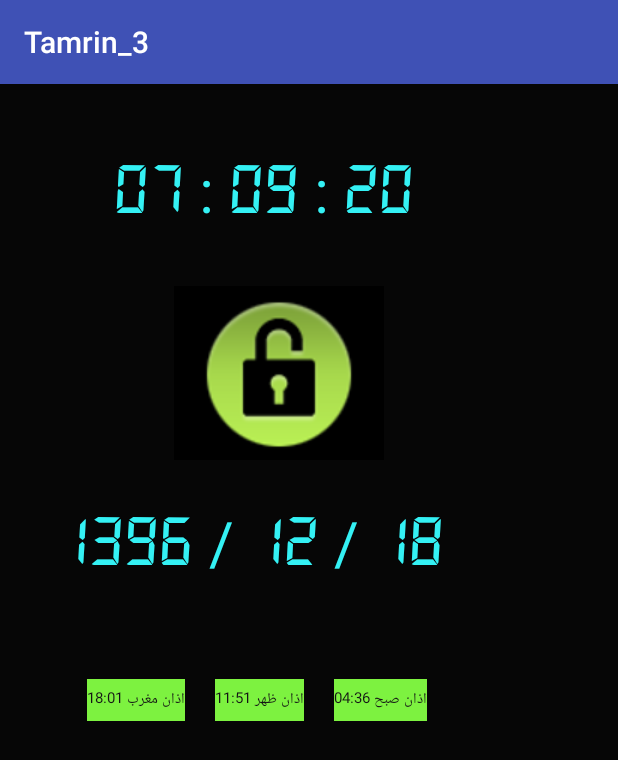
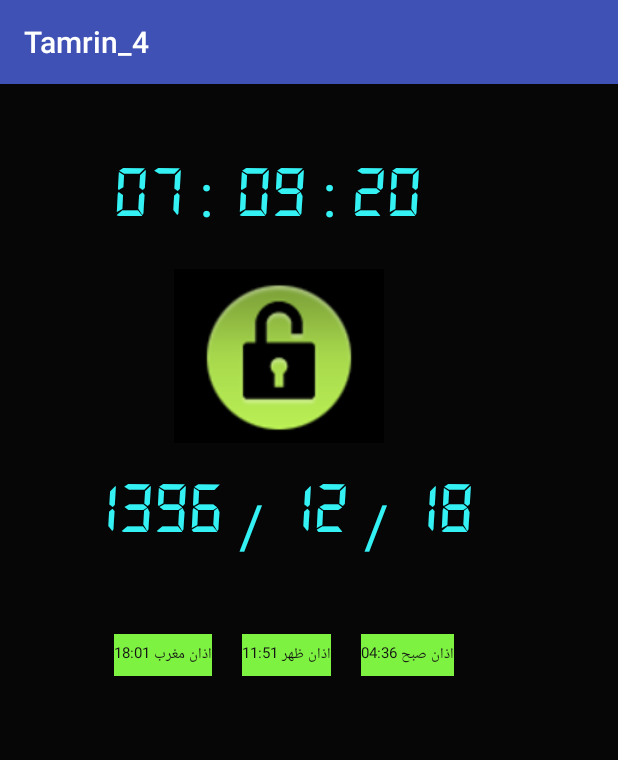
Before and after one commit to FaezeSHzd/digitalclock, an Android app: the screen it shows after launch (MainActivity), on a phone screen of 412 x 824 dp. Shown: the top 760 px of the screen. Run offline under Robolectric (Android 15) with nearby library versions, the phone set to English and light mode, and no system bars.

Commit message:
change layout from digitalclock

```diff
--- a/app/build.gradle
+++ b/app/build.gradle
@@ -5,7 +5,7 @@ android {
     buildToolsVersion "23.0.1"
 
     defaultConfig {
-        applicationId "uni8.tamrin_3"
+        applicationId "faeze_shzd.tamrin_4"
         minSdkVersion 15
         targetSdkVersion 23
         versionCode 1
--- a/app/src/main/AndroidManifest.xml
+++ b/app/src/main/AndroidManifest.xml
@@ -1,6 +1,6 @@
 <?xml version="1.0" encoding="utf-8"?>
 <manifest xmlns:android="http://schemas.android.com/apk/res/android"
-    package="uni8.tamrin_3">
+    package="faeze_shzd.tamrin_4">
 
     <application
         android:allowBackup="true"
--- a/app/src/main/res/layout/activity_main.xml
+++ b/app/src/main/res/layout/activity_main.xml
@@ -7,16 +7,11 @@
     android:paddingLeft="@dimen/activity_horizontal_margin"
     android:paddingRight="@dimen/activity_horizontal_margin"
     android:paddingTop="@dimen/activity_vertical_margin"
-    tools:context="uni8.tamrin_3.MainActivity"
+    tools:context="faeze_shzd.tamrin_4.MainActivity"
     android:background="#060606"
     >
-    <LinearLayout
-        android:layout_width="wrap_content"
-        android:layout_height="wrap_content"
-        android:id="@+id/linear0"
-        android:orientation="horizontal"
-        android:layout_marginBottom="10dp"
-        android:layout_marginLeft="60dp">
+
+
 
         <TextView
             android:layout_width="wrap_content"
@@ -24,8 +19,9 @@
             android:id="@+id/TV_1"
             android:text="07"
             android:textSize="40sp"
-            android:layout_marginTop="27dp"
-            android:textColor="#34f1f4"/>
+            android:layout_marginTop="40dp"
+            android:textColor="#34f1f4"
+            android:layout_marginLeft="60dp"/>
 
         <TextView
             android:layout_width="wrap_content"
@@ -33,8 +29,10 @@
             android:id="@+id/TV_2"
             android:text=" : "
             android:textSize="40sp"
-            android:layout_marginTop="27dp"
-            android:textColor="#34f1f4"/>
+            android:layout_marginTop="30dp"
+            android:textColor="#34f1f4"
+            android:layout_toRightOf="@id/TV_1"
+            />
 
 
         <TextView
@@ -43,8 +41,11 @@
             android:id="@+id/TV_3"
             android:text="09"
             android:textSize="40sp"
-            android:layout_marginTop="27dp"
-            android:textColor="#34f1f4"/>
+            android:layout_marginTop="40dp"
+            android:textColor="#34f1f4"
+            android:layout_marginLeft="05dp"
+            android:layout_toRightOf="@id/TV_2"
+            />
 
         <TextView
             android:layout_width="wrap_content"
@@ -52,8 +53,9 @@
             android:id="@+id/TV_4"
             android:text=" : "
             android:textSize="40sp"
-            android:layout_marginTop="27dp"
-            android:textColor="#34f1f4"/>
+            android:layout_marginTop="30dp"
+            android:textColor="#34f1f4"
+            android:layout_toRightOf="@id/TV_3"/>
 
         <TextView
             android:layout_width="wrap_content"
@@ -61,11 +63,10 @@
             android:id="@+id/TV_5"
             android:text="20"
             android:textSize="40sp"
-            android:layout_marginTop="27dp"
-            android:textColor="#34f1f4"/>
+            android:layout_marginTop="40dp"
+            android:textColor="#34f1f4"
+            android:layout_toRightOf="@id/TV_4"/>
 
-
-    </LinearLayout>
 
 
 
@@ -76,18 +77,8 @@
         android:src="@drawable/clk2"
         android:layout_marginTop="27dp"
         android:layout_marginLeft="100dp"
-            android:layout_below="@id/linear0"
+        android:layout_below="@id/TV_3"
         />
-
-    <LinearLayout
-        android:layout_width="wrap_content"
-        android:layout_height="wrap_content"
-        android:id="@+id/linear1"
-        android:orientation="horizontal"
-        android:layout_marginBottom="10dp"
-        android:layout_marginLeft="20dp"
-        android:layout_below="@id/img1"
-        >
 
 
 
@@ -99,7 +90,9 @@
             android:text="1396"
             android:textSize="40sp"
             android:layout_marginTop="27dp"
-            android:textColor="#34f1f4"/>
+            android:textColor="#34f1f4"
+            android:layout_below="@id/img1"
+            android:layout_marginLeft="40dp"/>
 
 
         <TextView
@@ -109,7 +102,9 @@
             android:text=" / "
             android:textSize="40sp"
             android:layout_marginTop="27dp"
-            android:textColor="#34f1f4"/>
+            android:textColor="#34f1f4"
+            android:layout_toRightOf="@id/TV_6"
+            android:layout_below="@id/img1"/>
 
 
         <TextView
@@ -119,7 +114,9 @@
             android:text="12"
             android:textSize="40sp"
             android:layout_marginTop="27dp"
-            android:textColor="#34f1f4"/>
+            android:textColor="#34f1f4"
+            android:layout_toRightOf="@id/TV_7"
+            android:layout_below="@id/img1"/>
 
 
         <TextView
@@ -129,7 +126,9 @@
             android:text=" / "
             android:textSize="40sp"
             android:layout_marginTop="27dp"
-            android:textColor="#34f1f4"/>
+            android:textColor="#34f1f4"
+            android:layout_toRightOf="@id/TV_8"
+            android:layout_below="@id/img1"/>
 
 
         <TextView
@@ -139,20 +138,12 @@
             android:text="18"
             android:textSize="40sp"
             android:layout_marginTop="27dp"
-            android:textColor="#34f1f4"/>
+            android:textColor="#34f1f4"
+            android:layout_toRightOf="@id/TV_9"
+            android:layout_below="@id/img1"/>
 
-    </LinearLayout>
 
-    <LinearLayout
-        android:layout_width="wrap_content"
-        android:layout_height="wrap_content"
-        android:orientation="horizontal"
-        android:id="@+id/linear2"
-        android:layout_below="@id/linear1"
-        android:layout_marginTop="27dp"
-        android:layout_marginLeft="0dp"
 
-        >
 
 
         <TextView
@@ -161,12 +152,14 @@
             android:id="@+id/TV5"
             android:text="اذان مغرب 18:01"
             android:textColor="#141415"
-            android:layout_marginTop="27dp"
+            android:layout_marginTop="60dp"
             android:paddingTop="5dp"
             android:paddingBottom="5dp"
             android:background="#7df240"
             android:textSize="10sp"
-            android:layout_marginLeft="42dp"
+            android:layout_marginLeft="60dp"
+            android:layout_below="@id/TV_6"
+
             />
 
 
@@ -176,12 +169,15 @@
             android:id="@+id/TV4"
             android:text="اذان ظهر 11:51"
             android:textColor="#141415"
-            android:layout_marginTop="27dp"
+            android:layout_marginTop="60dp"
             android:layout_marginLeft="20dp"
             android:paddingTop="5dp"
             android:paddingBottom="5dp"
             android:background="#7df240"
             android:textSize="10sp"
+            android:layout_toRightOf="@id/TV5"
+            android:layout_below="@id/TV_6"
+
             />
 
         <TextView
@@ -190,17 +186,19 @@
             android:id="@+id/TV3"
             android:text="اذان صبح 04:36"
             android:textColor="#141415"
-            android:layout_marginTop="27dp"
+            android:layout_marginTop="60dp"
             android:layout_marginLeft="20dp"
             android:paddingTop="5dp"
             android:paddingBottom="5dp"
             android:background="#7df240"
             android:textSize="10sp"
+            android:layout_toRightOf="@id/TV4"
+            android:layout_below="@id/TV_6"
+
 
             />
 
 
-    </LinearLayout>
 
 
 </RelativeLayout>
--- a/app/src/main/res/values/strings.xml
+++ b/app/src/main/res/values/strings.xml
@@ -1,3 +1,3 @@
 <resources>
-    <string name="app_name">Tamrin_3</string>
+    <string name="app_name">Tamrin_4</string>
 </resources>
--- a/gradle.properties
+++ b/gradle.properties
@@ -12,6 +12,6 @@
 # This option should only be used with decoupled projects. More details, visit
 # http://www.gradle.org/docs/current/userguide/multi_project_builds.html#sec:decoupled_projects
 # org.gradle.parallel=true
-#Fri Mar 09 17:49:40 IRST 2018
+#Thu Mar 15 16:37:17 IRST 2018
 systemProp.http.proxyHost=localhost
 systemProp.http.proxyPort=1080
```
Also changed, not shown: app/src/main/java/faeze_shzd/tamrin_4/MainActivity.java (renamed from app/src/main/java/uni8/tamrin_3/MainActivity.java, +4 -5 lines), 4 other files. Lines whose indentation alone changed are shown as unchanged.
